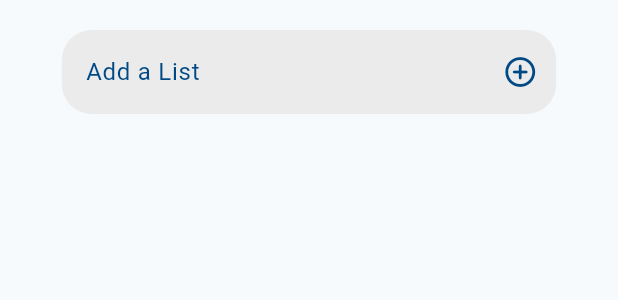
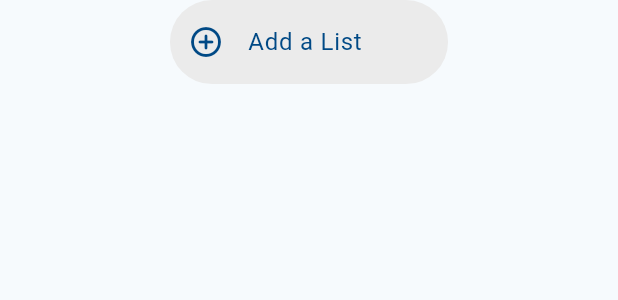
Before and after one commit to Rics-Dev/uNote, a Flutter app: the ListPage widget shown alone on an empty page, opened directly, on a phone screen of 412 x 824 dp. Shown: the top 300 px of the screen. Run offline on Flutter 3.47's test engine with Material 3 defaults, Android fonts, the phone set to English and light mode, and no system bars; our stand-ins replace animated_bottom_navigation_bar, badges, flutter_svg, go_router, objectbox, shared_preferences and 2 more; missing offline and left inert: msh_checkbox, pull_down_button, searchbar_animation, top_modal_sheet; accounts and stored records are empty; generated files the repository leaves out were written again; Roboto replaces fonts that are missing (Onest).

```diff
--- a/lib/pages/list_page.dart
+++ b/lib/pages/list_page.dart
@@ -23,6 +23,8 @@ class ListPage extends StatefulWidget {
 class _ListPageState extends State<ListPage> {
   final ExpansionTileController controller = ExpansionTileController();
   final TextEditingController listController = TextEditingController();
+
+  bool isAddingList = false;
 
   @override
   void dispose() {
@@ -56,23 +58,38 @@ class _ListPageState extends State<ListPage> {
     List<bool> isKeyBoardOpenedList = tasksProvider.isKeyBoardOpenedList;
     List<List<bool>> isEditingTask = tasksProvider.isEditingTask;
 
-    return Builder(builder: (context) {
     return Column(
       children: [
-          const SizedBox(height: 20),
-          SizedBox(
-            width: MediaQuery.of(context).size.width * 0.80,
+        // const SizedBox(height: 20),
+        GestureDetector(
+          onTap: () {
+            setState(() {
+              isAddingList = true;
+            });
+          },
+          child: AnimatedContainer(
+            width: isAddingList
+                ? MediaQuery.of(context).size.width * 0.8
+                : MediaQuery.of(context).size.width * 0.45,
+            // height: 60,
+            duration: const Duration(milliseconds: 300),
             child: TextField(
               controller: listController,
               maxLines: 1,
               onSubmitted: (value) {
                 addList(value);
+                setState(() {
+                  isAddingList = false;
+                });
               },
               decoration: InputDecoration(
                 suffix: const Text('Add'),
-                suffixIcon: GestureDetector(
+                prefixIcon: GestureDetector(
                   onTap: () {
                     addList(listController.text);
+                    setState(() {
+                      isAddingList = true;
+                    });
                   },
                   child: const Icon(
                     Icons.add_circle_outline_rounded,
@@ -89,10 +106,11 @@ class _ListPageState extends State<ListPage> {
                 border: const OutlineInputBorder(
                   borderSide: BorderSide.none,
                   borderRadius: BorderRadius.all(
-                    Radius.circular(20),
+                    Radius.circular(50),
                   ),
                 ),
                 hintText: 'Add a List',
+              ),
             ),
           ),
         ),
@@ -265,12 +283,8 @@ class _ListPageState extends State<ListPage> {
                                             ),
                                     style: MSHCheckboxStyle.fillScaleCheck,
                                     onChanged: (selected) {
-                                        context
-                                            .read<TasksProvider>()
-                                            .updateTask(
-                                                taskLists[index]
-                                                    .tasks[taskIndex]
-                                                    .id,
+                                      context.read<TasksProvider>().updateTask(
+                                          taskLists[index].tasks[taskIndex].id,
                                           selected);
                                     },
                                   ),
@@ -305,8 +319,8 @@ class _ListPageState extends State<ListPage> {
                                                       value);
                                               context
                                                   .read<TasksProvider>()
-                                                    .setIsEditingTask(false,
-                                                        index, taskIndex);
+                                                  .setIsEditingTask(
+                                                      false, index, taskIndex);
                                             },
                                             cursorColor: Colors.white,
                                             style: const TextStyle(
@@ -319,11 +333,9 @@ class _ListPageState extends State<ListPage> {
                                                       .read<TasksProvider>()
                                                       .updateTaskName(
                                                           taskLists[index]
-                                                                .tasks[
-                                                                    taskIndex]
+                                                              .tasks[taskIndex]
                                                               .id,
-                                                            listController
-                                                                .text);
+                                                          listController.text);
                                                   context
                                                       .read<TasksProvider>()
                                                       .setIsEditingTask(false,
@@ -343,11 +355,9 @@ class _ListPageState extends State<ListPage> {
                                               filled: false,
                                               fillColor: const Color.fromARGB(
                                                   255, 235, 235, 235),
-                                                border:
-                                                    const OutlineInputBorder(
+                                              border: const OutlineInputBorder(
                                                 borderSide: BorderSide.none,
-                                                  borderRadius:
-                                                      BorderRadius.all(
+                                                borderRadius: BorderRadius.all(
                                                   Radius.circular(20),
                                                 ),
                                               ),
@@ -409,8 +419,7 @@ class _ListPageState extends State<ListPage> {
                                       leading: MSHCheckbox(
                                         size: 24,
                                         value: false,
-                                          style:
-                                              MSHCheckboxStyle.fillScaleCheck,
+                                        style: MSHCheckboxStyle.fillScaleCheck,
                                         onChanged: (selected) {},
                                       ),
                                       title: TextField(
@@ -420,16 +429,13 @@ class _ListPageState extends State<ListPage> {
                                               .read<TasksProvider>()
                                               .setTemporaySelectedList(
                                                   taskLists[index]);
-                                            context
-                                                .read<TasksProvider>()
-                                                .addTask(
+                                          context.read<TasksProvider>().addTask(
                                                 value,
                                               );
                                           context
                                               .read<TasksProvider>()
                                               .setIsKeyboardOpened(
-                                                    !isKeyBoardOpenedList[
-                                                        index],
+                                                  !isKeyBoardOpenedList[index],
                                                   index);
                                         },
                                         cursorColor: Colors.white,
@@ -452,8 +458,7 @@ class _ListPageState extends State<ListPage> {
                                                       index);
                                             },
                                             child: const Icon(
-                                                Icons
-                                                    .add_circle_outline_rounded,
+                                              Icons.add_circle_outline_rounded,
                                               color: Color.fromARGB(
                                                   255, 0, 73, 133),
                                             ),
@@ -461,8 +466,8 @@ class _ListPageState extends State<ListPage> {
                                           hintStyle: const TextStyle(
                                             fontSize: 16,
                                             fontWeight: FontWeight.w400,
-                                              color: Color.fromARGB(
-                                                  255, 0, 73, 133),
+                                            color:
+                                                Color.fromARGB(255, 0, 73, 133),
                                           ),
                                           filled: false,
                                           fillColor: const Color.fromARGB(
@@ -492,7 +497,6 @@ class _ListPageState extends State<ListPage> {
         )
       ],
     );
-    });
   }
 
   Future<bool?> deleteList(
```
Also changed, not shown: lib/widgets/inboxPage/tasks_view_inboxpage.dart (+20 -0 lines). Lines whose indentation alone changed are shown as unchanged.
